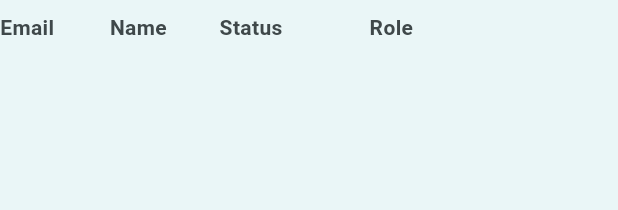
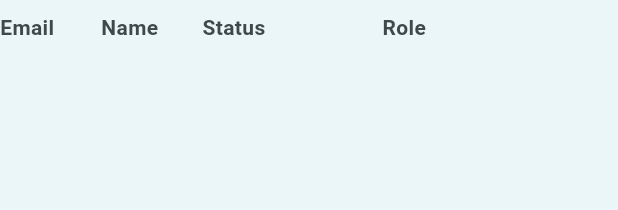
Before and after one commit to frymire1/amdash, a Flutter app: the _UsersTable widget shown alone on an empty page, opened directly with empty values, on a phone screen of 412 x 824 dp. Shown: the top 210 px of the screen. Run offline on Flutter 3.47's test engine with Material 3 defaults, Android fonts, the phone set to English and light mode, and no system bars; our stand-ins replace cloud_firestore, cloud_functions, connectivity_plus, firebase_auth, firebase_core, firebase_messaging and 7 more; missing offline and left inert: dart:js_interop, flutter_foreground_task; accounts and stored records are empty; statements that could not run were skipped.

Commit message:
Add horizontal padding to the Users table's cells
Every cell (header and body) only had vertical padding, so columns
butted up against each other — most visible between the Status and
Role columns, where the pills/chips had no breathing room. Added 12px
right-padding across the board and widened the Status column
(100px->120px) since that padding was eating into the room "Suspended"
needs.

Co-Authored-By: Claude Sonnet 5 <noreply@anthropic.com>

```diff
--- a/flutter/apps/admin/lib/screens/user_management_screen.dart
+++ b/flutter/apps/admin/lib/screens/user_management_screen.dart
@@ -265,7 +265,7 @@ class _UsersTable extends StatelessWidget {
       columnWidths: const {
         0: FlexColumnWidth(2),
         1: FlexColumnWidth(2),
-        2: FixedColumnWidth(100),
+        2: FixedColumnWidth(120),
         3: FlexColumnWidth(3),
         4: FixedColumnWidth(56),
       },
@@ -286,7 +286,7 @@ class _UsersTable extends StatelessWidget {
               _cell(user.email),
               _cell('${user.firstName} ${user.lastName}'),
               Padding(
-                padding: const EdgeInsets.symmetric(vertical: 8),
+                padding: const EdgeInsets.fromLTRB(0, 8, 12, 8),
                 child: StatusPill(
                   kind: user.disabled
                       ? StatusPillKind.critical
@@ -295,7 +295,7 @@ class _UsersTable extends StatelessWidget {
                 ),
               ),
               Padding(
-                padding: const EdgeInsets.symmetric(vertical: 8),
+                padding: const EdgeInsets.fromLTRB(0, 8, 12, 8),
                 child: Wrap(
                   spacing: 6,
                   runSpacing: 6,
@@ -320,11 +320,11 @@ class _UsersTable extends StatelessWidget {
   }
 
   Widget _headerCell(BuildContext context, String text) => Padding(
-    padding: const EdgeInsets.symmetric(vertical: 8),
+    padding: const EdgeInsets.fromLTRB(0, 8, 12, 8),
     child: Text(text, style: TextStyle(fontWeight: FontWeight.bold, color: Theme.of(context).colorScheme.onSurfaceVariant)),
   );
 
-  Widget _cell(String text) => Padding(padding: const EdgeInsets.symmetric(vertical: 8), child: Text(text));
+  Widget _cell(String text) => Padding(padding: const EdgeInsets.fromLTRB(0, 8, 12, 8), child: Text(text));
 
   // Read-only now — role assignment/removal moved into the Edit User
   // dialog (see edit_user_dialog.dart), which acts on one user at a time
```
